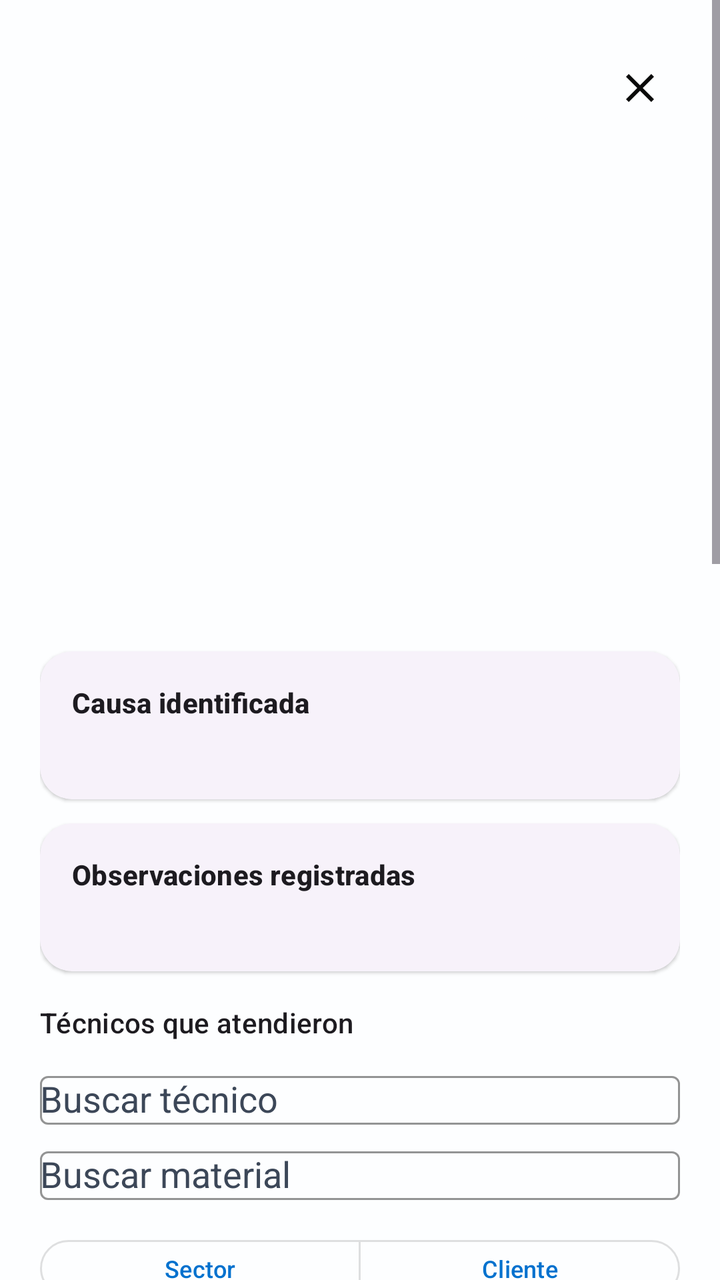
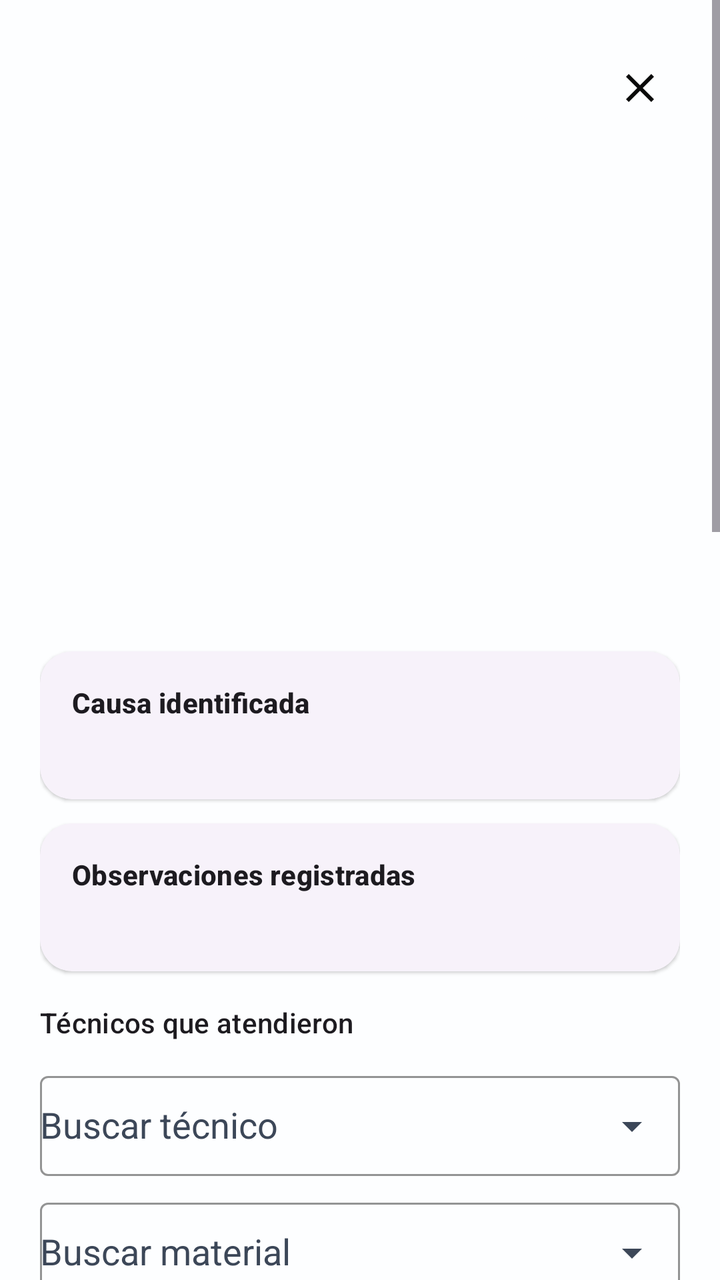

Screens rendered from an Android XML layout before and after an edit, with the pre-edit source and the edit as a unified diff.
<!-- AndroidManifest.xml: application theme Theme.TecniAppICE -->
<!-- res/layout/bottomsheet_averia_detalle.xml -->
<?xml version="1.0" encoding="utf-8"?>
<ScrollView xmlns:android="http://schemas.android.com/apk/res/android"
    xmlns:app="http://schemas.android.com/apk/res-auto"
    android:layout_width="match_parent"
    android:layout_height="wrap_content"
    android:background="?attr/colorSurface">

    <LinearLayout
        android:layout_width="match_parent"
        android:layout_height="wrap_content"
        android:orientation="vertical"
        android:padding="20dp">

        
        <LinearLayout
            android:layout_width="match_parent"
            android:layout_height="wrap_content"
            android:orientation="horizontal"
            android:gravity="center_vertical"
            android:baselineAligned="false">

            <TextView
                android:id="@+id/tvCaso"
                android:layout_width="0dp"
                android:layout_height="wrap_content"
                android:layout_weight="1"
                android:textStyle="bold"
                android:textSize="18sp" />

            <com.google.android.material.chip.Chip
                android:id="@+id/chipEstado"
                style="@style/Tecni.Chip.Status"
                android:layout_width="wrap_content"
                android:layout_height="wrap_content"
                android:clickable="false"
                android:checkable="false"
                android:textColor="@android:color/white"
                app:chipIconVisible="false" />

            <ImageButton
                android:id="@+id/btnCerrar"
                android:layout_width="40dp"
                android:layout_height="40dp"
                android:layout_marginStart="8dp"
                android:background="@android:color/transparent"
                android:contentDescription="@string/averia_detalle_cerrar"
                android:padding="8dp"
                android:src="@drawable/ic_close_sheet"
                android:tint="?attr/colorOnSurface" />
                
        </LinearLayout>

        
        <TextView
            android:id="@+id/tvNise"
            android:layout_width="match_parent"
            android:layout_height="wrap_content"
            android:layout_marginTop="4dp"
            android:textAppearance="?attr/textAppearanceBodyMedium" />

        <TextView
            android:id="@+id/tvRegion"
            android:layout_width="match_parent"
            android:layout_height="wrap_content"
            android:layout_marginTop="4dp"
            android:textAppearance="?attr/textAppearanceBodyMedium" />

        <TextView
            android:id="@+id/tvAgencia"
            android:layout_width="match_parent"
            android:layout_height="wrap_content"
            android:layout_marginTop="2dp"
            android:textAppearance="?attr/textAppearanceBodyMedium" />

        <TextView
            android:id="@+id/tvTipoAfectacion"
            android:layout_width="match_parent"
            android:layout_height="wrap_content"
            android:layout_marginTop="2dp"
            android:textAppearance="?attr/textAppearanceBodyMedium" />

        <TextView
            android:id="@+id/tvMedidorActual"
            android:layout_width="match_parent"
            android:layout_height="wrap_content"
            android:layout_marginTop="2dp"
            android:textAppearance="?attr/textAppearanceBodyMedium" />

        <TextView
            android:id="@+id/tvMedidorResumen"
            android:layout_width="match_parent"
            android:layout_height="wrap_content"
            android:layout_marginTop="2dp"
            android:textAppearance="?attr/textAppearanceBodySmall"
            android:visibility="gone" />

        <TextView
            android:id="@+id/tvCliente"
            android:layout_width="match_parent"
            android:layout_height="wrap_content"
            android:layout_marginTop="2dp"
            android:textAppearance="?attr/textAppearanceBodyMedium"
            android:visibility="gone" />

        <TextView
            android:id="@+id/tvCoordenadas"
            android:layout_width="match_parent"
            android:layout_height="wrap_content"
            android:layout_marginTop="2dp"
            android:textAppearance="?attr/textAppearanceBodySmall" />

        <TextView
            android:id="@+id/tvDireccionGps"
            android:layout_width="match_parent"
            android:layout_height="wrap_content"
            android:layout_marginTop="2dp"
            android:textAppearance="?attr/textAppearanceBodySmall"
            android:textIsSelectable="true"
            android:visibility="gone" />

        <TextView
    android:id="@+id/tvAsignado"
    android:layout_width="match_parent"
    android:layout_height="wrap_content"
    android:layout_marginTop="8dp"
    android:textAppearance="?attr/textAppearanceBodyMedium" />


        <TextView
            android:id="@+id/tvFechaDetalle"
            android:layout_width="match_parent"
            android:layout_height="wrap_content"
            android:layout_marginTop="2dp"
            android:textAppearance="?attr/textAppearanceBodySmall" />

        <TextView
            android:id="@+id/tvAtendido"
            android:layout_width="match_parent"
            android:layout_height="wrap_content"
            android:layout_marginTop="2dp"
            android:textAppearance="?attr/textAppearanceBodyMedium" />

        <TextView
            android:id="@+id/tvVehiculo"
            android:layout_width="match_parent"
            android:layout_height="wrap_content"
            android:layout_marginTop="2dp"
            android:textAppearance="?attr/textAppearanceBodyMedium" />

        
        <TextView
            android:id="@+id/tvLocalizacionActual"
            android:layout_width="match_parent"
            android:layout_height="wrap_content"
            android:layout_marginTop="12dp"
            android:textAppearance="?attr/textAppearanceBodyMedium"
            android:textIsSelectable="true" />

        
        <com.google.android.material.card.MaterialCardView
            android:id="@+id/cardCausa"
            android:layout_width="match_parent"
            android:layout_height="wrap_content"
            android:layout_marginTop="12dp"
            app:cardCornerRadius="16dp"
            app:cardElevation="1dp">

            <LinearLayout
                android:layout_width="match_parent"
                android:layout_height="wrap_content"
                android:orientation="vertical"
                android:padding="16dp">

                <TextView
                    android:layout_width="match_parent"
                    android:layout_height="wrap_content"
                    android:text="@string/averia_detalle_causa_title"
                    android:textAppearance="?attr/textAppearanceTitleSmall"
                    android:textStyle="bold" />

                <TextView
                    android:id="@+id/tvCausaActual"
                    android:layout_width="match_parent"
                    android:layout_height="wrap_content"
                    android:layout_marginTop="4dp"
                    android:textAppearance="?attr/textAppearanceBodyMedium"
                    android:textIsSelectable="true" />
            </LinearLayout>
        </com.google.android.material.card.MaterialCardView>

        <com.google.android.material.card.MaterialCardView
            android:id="@+id/cardObservaciones"
            android:layout_width="match_parent"
            android:layout_height="wrap_content"
            android:layout_marginTop="12dp"
            app:cardCornerRadius="16dp"
            app:cardElevation="1dp">

            <LinearLayout
                android:layout_width="match_parent"
                android:layout_height="wrap_content"
                android:orientation="vertical"
                android:padding="16dp">

                <TextView
                    android:layout_width="match_parent"
                    android:layout_height="wrap_content"
                    android:text="@string/averia_detalle_observaciones_title"
                    android:textAppearance="?attr/textAppearanceTitleSmall"
                    android:textStyle="bold" />

                <TextView
                    android:id="@+id/tvObservacionesActuales"
                    android:layout_width="match_parent"
                    android:layout_height="wrap_content"
                    android:layout_marginTop="4dp"
                    android:textAppearance="?attr/textAppearanceBodyMedium"
                    android:textIsSelectable="true" />
            </LinearLayout>
        </com.google.android.material.card.MaterialCardView>

        
        <TextView
            android:id="@+id/tvTecnicosTitulo"
            android:layout_width="match_parent"
            android:layout_height="wrap_content"
            android:layout_marginTop="16dp"
            android:text="@string/averia_tecnicos_atendieron"
            android:textAppearance="?attr/textAppearanceTitleSmall" />

        <com.google.android.material.chip.ChipGroup
            android:id="@+id/chipGroupTecnicos"
            android:layout_width="match_parent"
            android:layout_height="wrap_content"
            android:layout_marginTop="4dp"
            app:singleLine="false"
            app:singleSelection="false" />

        <com.google.android.material.textfield.TextInputLayout
            android:id="@+id/tilTecnicoBuscar"
            style="@style/Tecni.TextInput.Outlined"
            android:layout_width="match_parent"
            android:layout_height="wrap_content"
            android:layout_marginTop="8dp"
            android:hint="@string/averia_tecnico_autocomplete_hint">

            <AutoCompleteTextView
                android:id="@+id/actvTecnico"
                android:layout_width="match_parent"
                android:layout_height="wrap_content"
                android:inputType="text" />
        </com.google.android.material.textfield.TextInputLayout>



        
        <TextView
            android:id="@+id/tvMateriales"
            android:layout_width="match_parent"
            android:layout_height="wrap_content"
            android:layout_marginTop="16dp"
            android:textAppearance="?attr/textAppearanceTitleSmall"
            android:text="@string/averia_materiales_usados"
            android:visibility="gone" />

        <TextView
            android:id="@+id/tvMaterialesLista"
            android:layout_width="match_parent"
            android:layout_height="wrap_content"
            android:layout_marginTop="4dp"
            android:textAppearance="?attr/textAppearanceBodyMedium"
            android:visibility="gone" />

        <com.google.android.material.textfield.TextInputLayout
            android:id="@+id/tilMaterialBuscar"
            style="@style/Tecni.TextInput.Outlined"
            android:layout_width="match_parent"
            android:layout_height="wrap_content"
            android:layout_marginTop="8dp"
            android:hint="@string/averia_materiales_autocomplete_hint">

            <AutoCompleteTextView
                android:id="@+id/actvMaterial"
                android:layout_width="match_parent"
                android:layout_height="wrap_content"
                android:inputType="text" />
        </com.google.android.material.textfield.TextInputLayout>



        <com.google.android.material.chip.ChipGroup
            android:id="@+id/chipGroupMateriales"
            android:layout_width="match_parent"
            android:layout_height="wrap_content"
            android:layout_marginTop="4dp"
            app:singleLine="false"
            app:singleSelection="false" />

        
        <com.google.android.material.button.MaterialButtonToggleGroup
            android:id="@+id/toggleTipoAfectacion"
            android:layout_width="match_parent"
            android:layout_height="wrap_content"
            android:layout_marginTop="12dp"
            app:singleSelection="true">

            <com.google.android.material.button.MaterialButton
                android:id="@+id/btnTipoSector"
                style="@style/Tecni.Button.Outlined"
                android:layout_width="0dp"
                android:layout_height="wrap_content"
                android:layout_weight="1"
                android:text="@string/averia_tipo_sector"
                android:textAllCaps="false" />

            <com.google.android.material.button.MaterialButton
                android:id="@+id/btnTipoCliente"
                style="@style/Tecni.Button.Outlined"
                android:layout_width="0dp"
                android:layout_height="wrap_content"
                android:layout_weight="1"
                android:text="@string/averia_tipo_cliente"
                android:textAllCaps="false" />
        </com.google.android.material.button.MaterialButtonToggleGroup>

        <com.google.android.material.textfield.TextInputLayout
            android:id="@+id/tilMedidor"
            style="@style/Tecni.TextInput.Outlined"
            android:layout_width="match_parent"
            android:layout_height="wrap_content"
            android:layout_marginTop="8dp"
            android:hint="@string/averia_medidor_numero_hint"
            app:endIconDrawable="@drawable/ic_round_search_24"
            app:endIconMode="custom">

            <com.google.android.material.textfield.TextInputEditText
                android:id="@+id/etMedidor"
                android:layout_width="match_parent"
                android:layout_height="wrap_content"
                android:inputType="number" />
        </com.google.android.material.textfield.TextInputLayout>

        <TextView
            android:id="@+id/tvMedidorCliente"
            android:layout_width="match_parent"
            android:layout_height="wrap_content"
            android:layout_marginTop="4dp"
            android:textAppearance="?attr/textAppearanceBodyMedium"
            android:visibility="gone" />

        <TextView
            android:id="@+id/tvMedidorLocalizacion"
            android:layout_width="match_parent"
            android:layout_height="wrap_content"
            android:layout_marginTop="2dp"
            android:textAppearance="?attr/textAppearanceBodyMedium"
            android:visibility="gone" />

        <TextView
            android:id="@+id/tvMedidorDetalle"
            android:layout_width="match_parent"
            android:layout_height="wrap_content"
            android:layout_marginTop="2dp"
            android:textAppearance="?attr/textAppearanceBodySmall"
            android:visibility="gone" />

        <com.google.android.material.textfield.TextInputLayout
            android:id="@+id/tilLocalizacion"
            style="@style/Tecni.TextInput.Outlined"
            android:layout_width="match_parent"
            android:layout_height="wrap_content"
            android:layout_marginTop="12dp"
            android:hint="@string/averia_localizacion_label_hint">

            <com.google.android.material.textfield.TextInputEditText
                android:id="@+id/etLocalizacion"
                android:layout_width="match_parent"
                android:layout_height="wrap_content"
                android:inputType="number"
                android:minLines="2" />
        </com.google.android.material.textfield.TextInputLayout>

        <com.google.android.material.textfield.TextInputLayout
            android:id="@+id/tilCausa"
            style="@style/Tecni.TextInput.Outlined"
            android:layout_width="match_parent"
            android:layout_height="wrap_content"
            android:layout_marginTop="16dp"
            android:hint="@string/averia_causa_hint">

            <com.google.android.material.textfield.TextInputEditText
                android:id="@+id/etCausa"
                android:layout_width="match_parent"
                android:layout_height="wrap_content"
                android:inputType="textCapSentences|textMultiLine"
                android:minLines="2" />
        </com.google.android.material.textfield.TextInputLayout>

        <com.google.android.material.textfield.TextInputLayout
            android:id="@+id/tilObs"
            style="@style/Tecni.TextInput.Outlined"
            android:layout_width="match_parent"
            android:layout_height="wrap_content"
            android:layout_marginTop="8dp"
            android:hint="@string/averia_obs_hint">

            <com.google.android.material.textfield.TextInputEditText
                android:id="@+id/etObs"
                android:layout_width="match_parent"
                android:layout_height="wrap_content"
                android:inputType="textCapSentences|textMultiLine"
                android:minLines="2" />
        </com.google.android.material.textfield.TextInputLayout>

        <com.google.android.material.textfield.TextInputLayout
            android:id="@+id/tilVehiculo"
            style="@style/Tecni.TextInput.Outlined"
            android:layout_width="match_parent"
            android:layout_height="wrap_content"
            android:layout_marginTop="8dp"
            android:hint="@string/averia_vehiculo">

            <AutoCompleteTextView
                android:id="@+id/actvVehiculo"
                android:layout_width="match_parent"
                android:layout_height="wrap_content"
                android:inputType="textCapCharacters" />
        </com.google.android.material.textfield.TextInputLayout>

        <com.google.android.material.textfield.TextInputLayout
            android:id="@+id/tilHoraInicio"
            style="@style/Tecni.TextInput.Outlined"
            android:layout_width="match_parent"
            android:layout_height="wrap_content"
            android:layout_marginTop="8dp"
            android:hint="@string/averia_hora_inicio_hint">

            <com.google.android.material.textfield.TextInputEditText
                android:id="@+id/etHoraInicio"
                android:layout_width="match_parent"
                android:layout_height="wrap_content"
                android:focusable="false"
                android:clickable="true"
                android:inputType="none" />
        </com.google.android.material.textfield.TextInputLayout>

        <com.google.android.material.textfield.TextInputLayout
            android:id="@+id/tilHoraFinal"
            style="@style/Tecni.TextInput.Outlined"
            android:layout_width="match_parent"
            android:layout_height="wrap_content"
            android:layout_marginTop="8dp"
            android:hint="@string/averia_hora_fin_hint">

            <com.google.android.material.textfield.TextInputEditText
                android:id="@+id/etHoraFin"
                android:layout_width="match_parent"
                android:layout_height="wrap_content"
                android:focusable="false"
                android:clickable="true"
                android:inputType="none" />
        </com.google.android.material.textfield.TextInputLayout>

        <com.google.android.material.textfield.TextInputLayout
            android:id="@+id/tilKmInicio"
            style="@style/Tecni.TextInput.Outlined"
            android:layout_width="match_parent"
            android:layout_height="wrap_content"
            android:layout_marginTop="8dp"
            android:hint="@string/averia_km_inicio_hint">

            <com.google.android.material.textfield.TextInputEditText
                android:id="@+id/etKmInicio"
                android:layout_width="match_parent"
                android:layout_height="wrap_content"
                android:inputType="numberDecimal" />
        </com.google.android.material.textfield.TextInputLayout>

        <com.google.android.material.textfield.TextInputLayout
            android:id="@+id/tilKmFinal"
            style="@style/Tecni.TextInput.Outlined"
            android:layout_width="match_parent"
            android:layout_height="wrap_content"
            android:layout_marginTop="8dp"
            android:hint="@string/averia_km_fin_hint">

            <com.google.android.material.textfield.TextInputEditText
                android:id="@+id/etKmFinal"
                android:layout_width="match_parent"
                android:layout_height="wrap_content"
                android:inputType="numberDecimal" />
        </com.google.android.material.textfield.TextInputLayout>

        
        <LinearLayout
            android:layout_width="match_parent"
            android:layout_height="wrap_content"
            android:layout_marginTop="16dp"
            android:orientation="vertical">

            <com.google.android.material.button.MaterialButton
                android:id="@+id/btnAsignar"
                style="@style/Tecni.Button.Primary"
                android:layout_width="match_parent"
                android:layout_height="wrap_content"
                android:text="@string/averia_asignar"
                android:textAllCaps="false"
                app:icon="@drawable/ic_accounts"
                app:iconGravity="textStart"
                app:iconPadding="8dp" />

            <com.google.android.material.button.MaterialButton
                android:id="@+id/btnAtender"
                style="@style/Tecni.Button.Primary"
                android:layout_width="match_parent"
                android:layout_height="wrap_content"
                android:layout_marginTop="8dp"
                android:text="@string/averia_guardar_en_atencion"
                android:textAllCaps="false"
                app:icon="@drawable/ic_refresh"
                app:iconGravity="textStart"
                app:iconPadding="8dp" />

            <com.google.android.material.button.MaterialButton
                android:id="@+id/btnResolver"
                style="@style/Tecni.Button.Primary"
                android:layout_width="match_parent"
                android:layout_height="wrap_content"
                android:layout_marginTop="8dp"
                android:text="@string/averia_guardar_resolucion"
                android:textAllCaps="false"
                android:visibility="gone"
                app:icon="@drawable/ic_check"
                app:iconGravity="textStart"
                app:iconPadding="8dp" />

            <com.google.android.material.button.MaterialButton
                android:id="@+id/btnModificar"
                style="@style/Tecni.Button.Primary"
                android:layout_width="match_parent"
                android:layout_height="wrap_content"
                android:layout_marginTop="8dp"
                android:text="@string/averia_modificar"
                android:textAllCaps="false"
                android:visibility="gone"
                app:icon="@drawable/ic_edit"
                app:iconGravity="textStart"
                app:iconPadding="8dp" />
                

            <com.google.android.material.button.MaterialButton
                android:id="@+id/btnExportar"
                style="@style/Tecni.Button.Primary"
                android:layout_width="match_parent"
                android:layout_height="wrap_content"
                android:layout_marginTop="8dp"
                android:text="@string/averia_exportar_pdf_button"
                android:textAllCaps="false"
                android:visibility="gone"
                app:icon="@drawable/ic_share"
                app:iconGravity="textStart"
                app:iconPadding="8dp" />

            <com.google.android.material.button.MaterialButton
                android:id="@+id/btnAnular"
                style="@style/Tecni.Button.Outlined"
                android:layout_width="match_parent"
                android:layout_height="wrap_content"
                android:layout_marginTop="8dp"
                android:text="@string/averia_anular"
                android:textAllCaps="false"
                android:visibility="gone" />

            <com.google.android.material.button.MaterialButton
                android:id="@+id/btnEliminar"
                style="@style/Tecni.Button.Outlined"
                android:layout_width="match_parent"
                android:layout_height="wrap_content"
                android:layout_marginTop="8dp"
                android:text="@string/averia_eliminar"
                android:textAllCaps="false"
                android:visibility="gone" />

            <com.google.android.material.button.MaterialButton
                android:id="@+id/btnVerMapa"
                style="@style/Tecni.Button.Outlined"
                android:layout_width="match_parent"
                android:layout_height="wrap_content"
                android:layout_marginTop="8dp"
                android:text="@string/averia_ver_mapa"
                android:textAllCaps="false"
                app:icon="@drawable/ic_share_location24"
                app:iconGravity="textStart"
                app:iconPadding="8dp" />
        </LinearLayout>

    </LinearLayout>
</ScrollView>
<!-- resources referenced by this layout -->
<resources>
  <string name="averia_anular">Anular avería</string>
  <string name="averia_asignar">Asignar</string>
  <string name="averia_causa_hint">Causa de la avería</string>
  <string name="averia_detalle_causa_title">Causa identificada</string>
  <string name="averia_detalle_cerrar">Cerrar detalle</string>
  <string name="averia_detalle_observaciones_title">Observaciones registradas</string>
  <string name="averia_eliminar">Eliminar avería</string>
  <string name="averia_exportar_pdf_button">Generar PDF</string>
  <string name="averia_guardar_en_atencion">Guardar atención</string>
  <string name="averia_guardar_resolucion">Guardar resolución</string>
  <string name="averia_hora_fin_hint">Hora de finalización (HH:mm)</string>
  <string name="averia_hora_inicio_hint">Hora de inicio (HH:mm)</string>
  <string name="averia_km_fin_hint">Kilometraje final</string>
  <string name="averia_km_inicio_hint">Kilometraje inicial</string>
  <string name="averia_localizacion_label_hint">Localización (opcional)</string>
  <string name="averia_materiales_autocomplete_hint">Buscar material</string>
  <string name="averia_materiales_usados">Materiales usados</string>
  <string name="averia_medidor_numero_hint">Número de medidor</string>
  <string name="averia_modificar">Modificar</string>
  <string name="averia_obs_hint">Observaciones</string>
  <string name="averia_tecnico_autocomplete_hint">Buscar técnico</string>
  <string name="averia_tecnicos_atendieron">Técnicos que atendieron</string>
  <string name="averia_tipo_cliente">Cliente</string>
  <string name="averia_tipo_sector">Sector</string>
  <string name="averia_vehiculo">Vehículo</string>
  <string name="averia_ver_mapa">Ver mapa</string>
  <style name="Tecni.Chip.Status" parent="Widget.Material3.Chip.Assist">
          <item name="android:minHeight">32dp</item>
          <item name="chipCornerRadius">16dp</item>
          <item name="android:textAllCaps">false</item>
          <item name="chipStrokeWidth">0dp</item>
      </style>
  <color name="ice_blue">#0071CE</color>
  <color name="white">#FFFFFFFF</color>
  <color name="ice_yellow">#FFDD00</color>
  <color name="black">#FF000000</color>
  <color name="primary_container_light">#D6E8FF</color>
  <color name="on_primary_container_light">#001C38</color>
  <color name="secondary_container_light">#FFF3B5</color>
  <color name="on_secondary_container_light">#2F2600</color>
  <color name="success_500">#4CAF50</color>
  <color name="tertiary_container_light">#CBEFDB</color>
  <color name="on_tertiary_container_light">#062717</color>
  <color name="bg_light">#F5F7FB</color>
  <color name="surface_light">#FDFEFF</color>
  <color name="surface_variant_light">#E6EEF9</color>
  <color name="on_light">#0A0A0A</color>
  <color name="on_surface_variant_light">#3C4758</color>
  <color name="outline_soft">#1F000000</color>
  <color name="outline_variant_light">#C2CDD9</color>
  <color name="error_500">#D32F2F</color>
  <style name="Tecni.Card" parent="Widget.Material3.CardView.Elevated">
          <item name="cardCornerRadius">20dp</item>
          <item name="cardElevation">3dp</item>
          <item name="strokeWidth">0dp</item>
      </style>
  <style name="Tecni.Button" parent="Widget.Material3.Button.TonalButton">
          <item name="minHeight">44dp</item>
      </style>
  <style name="Tecni.Chip" parent="Widget.Material3.Chip.Filter">
          <item name="minHeight">36dp</item>
      </style>
  <style name="Tecni.Toolbar" parent="Widget.Material3.Toolbar">
          <item name="elevation">2dp</item>
      </style>
  <!-- unchanged entries left out for length: 12 -->
</resources>

<!-- the commit's change to res/layout/bottomsheet_averia_detalle.xml (unified diff, before → after) -->
@@ -46,7 +46,7 @@
                 android:contentDescription="@string/averia_detalle_cerrar"
                 android:padding="8dp"
                 android:src="@drawable/ic_close_sheet"
-                android:tint="?attr/colorOnSurface" />
+                app:tint="?attr/colorOnSurface" />
                 
         </LinearLayout>
 
@@ -242,12 +242,14 @@
             android:layout_width="match_parent"
             android:layout_height="wrap_content"
             android:layout_marginTop="8dp"
-            android:hint="@string/averia_tecnico_autocomplete_hint">
+            android:hint="@string/averia_tecnico_autocomplete_hint"
+            app:endIconDrawable="@drawable/ic_arrow_down"
+            app:endIconMode="custom">
 
             <AutoCompleteTextView
                 android:id="@+id/actvTecnico"
                 android:layout_width="match_parent"
-                android:layout_height="wrap_content"
+                android:layout_height="50dp"
                 android:inputType="text" />
         </com.google.android.material.textfield.TextInputLayout>
 
@@ -277,12 +279,14 @@
             android:layout_width="match_parent"
             android:layout_height="wrap_content"
             android:layout_marginTop="8dp"
-            android:hint="@string/averia_materiales_autocomplete_hint">
+            android:hint="@string/averia_materiales_autocomplete_hint"
+            app:endIconDrawable="@drawable/ic_arrow_down"
+            app:endIconMode="custom">
 
             <AutoCompleteTextView
                 android:id="@+id/actvMaterial"
                 android:layout_width="match_parent"
-                android:layout_height="wrap_content"
+                android:layout_height="50dp"
                 android:inputType="text" />
         </com.google.android.material.textfield.TextInputLayout>
 
@@ -418,13 +422,15 @@
             android:layout_width="match_parent"
             android:layout_height="wrap_content"
             android:layout_marginTop="8dp"
-            android:hint="@string/averia_vehiculo">
+            android:hint="@string/averia_vehiculo"
+            app:endIconDrawable="@drawable/ic_arrow_down"
+            app:endIconMode="custom">
 
             <AutoCompleteTextView
                 android:id="@+id/actvVehiculo"
                 android:layout_width="match_parent"
-                android:layout_height="wrap_content"
-                android:inputType="textCapCharacters" />
+                android:layout_height="60dp"
+                android:inputType="number" />
         </com.google.android.material.textfield.TextInputLayout>
 
         <com.google.android.material.textfield.TextInputLayout
@@ -517,6 +523,7 @@
                 android:layout_marginTop="8dp"
                 android:text="@string/averia_guardar_en_atencion"
                 android:textAllCaps="false"
+                app:backgroundTint= "@color/success_500"
                 app:icon="@drawable/ic_refresh"
                 app:iconGravity="textStart"
                 app:iconPadding="8dp" />
@@ -530,6 +537,7 @@
                 android:text="@string/averia_guardar_resolucion"
                 android:textAllCaps="false"
                 android:visibility="gone"
+                app:backgroundTint= "@color/success_500"
                 app:icon="@drawable/ic_check"
                 app:iconGravity="textStart"
                 app:iconPadding="8dp" />
@@ -568,6 +576,7 @@
                 android:layout_height="wrap_content"
                 android:layout_marginTop="8dp"
                 android:text="@string/averia_anular"
+                app:backgroundTint= "@color/error_500"
                 android:textAllCaps="false"
                 android:visibility="gone" />
 
@@ -578,6 +587,7 @@
                 android:layout_height="wrap_content"
                 android:layout_marginTop="8dp"
                 android:text="@string/averia_eliminar"
+                app:backgroundTint= "@color/error_500"
                 android:textAllCaps="false"
                 android:visibility="gone" />
 
<!-- resource entries referenced after the edit -->
@@ -41,6 +41,12 @@
   <color name="secondary_container_light">#FFF3B5</color>
   <color name="on_secondary_container_light">#2F2600</color>
   <color name="success_500">#4CAF50</color>
+  <!-- drawable ic_arrow_down (drawable) -->
+  <vector xmlns:android="http://schemas.android.com/apk/res/android" android:height="24dp" android:tint="#0070CD" android:viewportHeight="24" android:viewportWidth="24" android:width="24dp">
+        
+      <path android:fillColor="@android:color/white" android:pathData="M7,10l5,5 5,-5z"/>
+      
+  </vector>
   <color name="tertiary_container_light">#CBEFDB</color>
   <color name="on_tertiary_container_light">#062717</color>
   <color name="bg_light">#F5F7FB</color>
